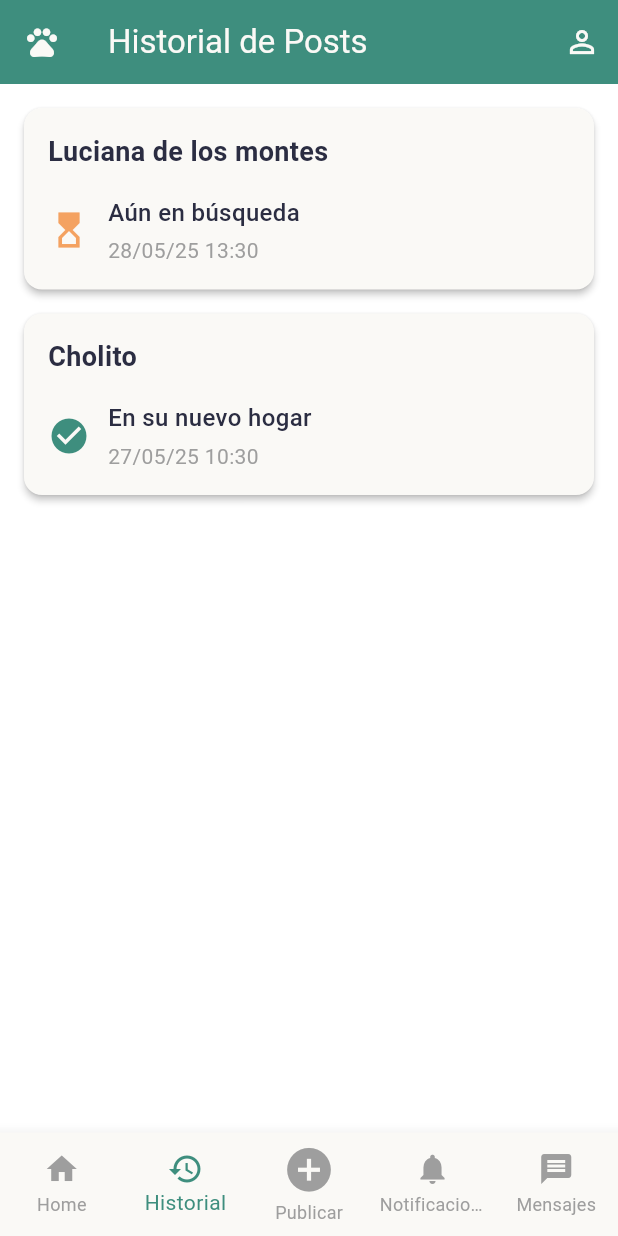
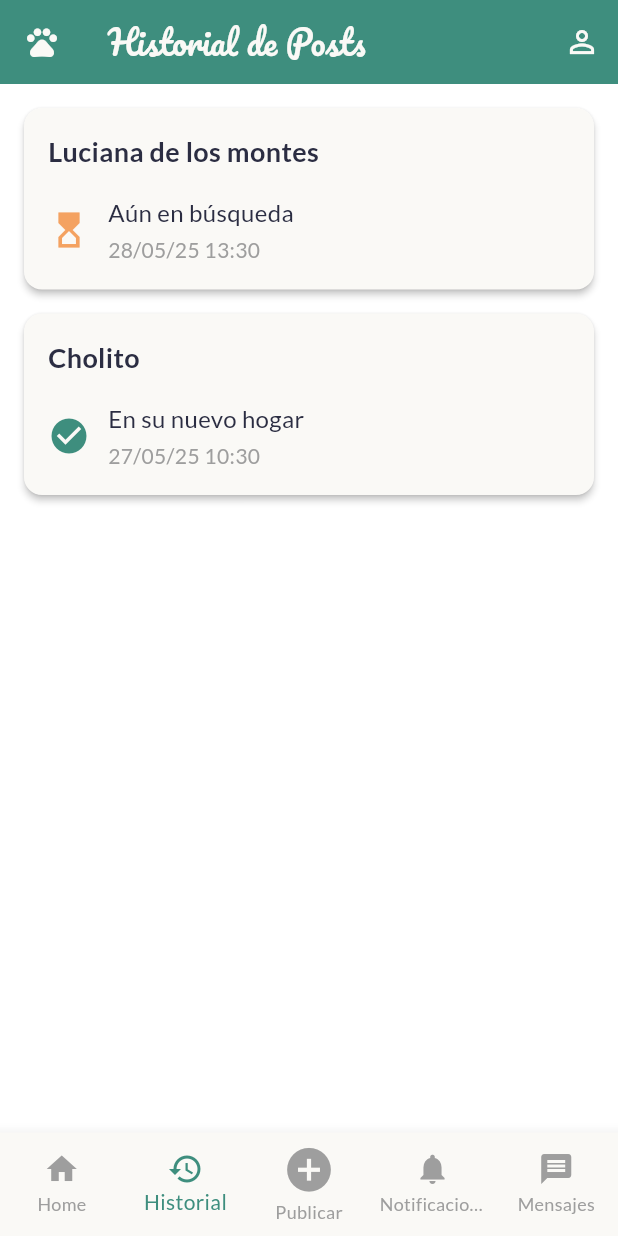
Before and after one commit to KZzual/PetHub_Proyect, a Flutter app: the MainShell screen opened directly, item 2 of the bottom bar chosen, on a phone screen of 412 x 824 dp. Run offline on Flutter 3.47's test engine with Material 3 defaults, Android fonts, the light colour scheme and no system bars; our stand-ins replace cloud_firestore, firebase_auth, firebase_core, google_fonts, shared_preferences; accounts and stored records are empty; network calls fail.

Commit message:
Subida again

```diff
--- a/Pethub-app/pethub/lib/main_shell.dart
+++ b/Pethub-app/pethub/lib/main_shell.dart
@@ -1,10 +1,11 @@
 import 'package:flutter/material.dart';
+// 1. IMPORTAMOS GOOGLE FONTS
+import 'package:google_fonts/google_fonts.dart';
 import 'screens/home_page.dart';
 import 'screens/create_post_page.dart';
 import 'screens/post_history_page.dart';
 import 'screens/profile_page.dart';
 import 'screens/messages_page.dart';
-// 1. IMPORTAMOS LA ÚLTIMA PÁGINA: NOTIFICACIONES
 import 'screens/notifications_page.dart';
 import 'utils/app_colors.dart';
 
@@ -18,27 +19,24 @@
 class _MainShellState extends State<MainShell> {
   int _selectedIndex = 0;
 
-  // Títulos para la barra superior
   static const List<String> _pageTitles = [
-    'PetHub - Inicio',
+    'PetHub', // Cambiado de "PetHub - Inicio" para que quede mejor con la fuente
     'Historial de Posts',
-    'Publicar', // No se usa, ya que 'Publicar' es un modal
-    'Notificaciones', // Título actualizado
+    'Publicar',
+    'Notificaciones',
     'Mensajes'
   ];
 
-  // Páginas que se mostrarán en el cuerpo
   static final List<Widget> _stackPages = <Widget>[
     const HomePage(),
     const PostHistoryPage(),
-    const SizedBox.shrink(), // Placeholder para el índice 2 (Publicar)
-    // 2. ¡CONECTAMOS LA PÁGINA DE NOTIFICACIONES!
-    const NotificationsPage(), // Reemplazamos el Placeholder
+    const SizedBox.shrink(),
+    const NotificationsPage(),
     const MessagesPage(),
   ];
 
   void _onItemTapped(int index) {
-    if (index == 2) { // Índice 2 es el botón '+'
+    if (index == 2) {
       Navigator.push(
         context,
         MaterialPageRoute(builder: (context) => const CreatePostPage()),
@@ -55,9 +53,17 @@
     return Scaffold(
       appBar: AppBar(
         leading: const Icon(Icons.pets, color: AppColors.textLight),
+        // 2. ¡AQUÍ ESTÁ LA CORRECCIÓN!
         title: Text(
-          _pageTitles[_selectedIndex], // El título cambia con la pestaña
-          style: const TextStyle(color: AppColors.textLight)
+          _pageTitles[_selectedIndex],
+          // Usamos el método 'getFont' y pasamos 'Pacifico' como string
+          style: GoogleFonts.getFont(
+            'Pacifico',
+            textStyle: const TextStyle(
+              color: AppColors.textLight,
+              fontSize: 22, // Ajustamos el tamaño para que se vea bien
+            ),
+          ),
         ),
         elevation: 0,
         actions: [
--- a/Pethub-app/pethub/pubspec.yaml
+++ b/Pethub-app/pethub/pubspec.yaml
@@ -30,6 +30,7 @@
 dependencies:
   flutter:
     sdk: flutter
+  google_fonts: ^6.3.2
 
   # The following adds the Cupertino Icons font to your application.
   # Use with the CupertinoIcons class for iOS style icons.
```
Also changed, not shown: Pethub-app/pethub/lib/main.dart (+25 -1 lines), Pethub-app/pethub/pubspec.lock, 1 other file.
